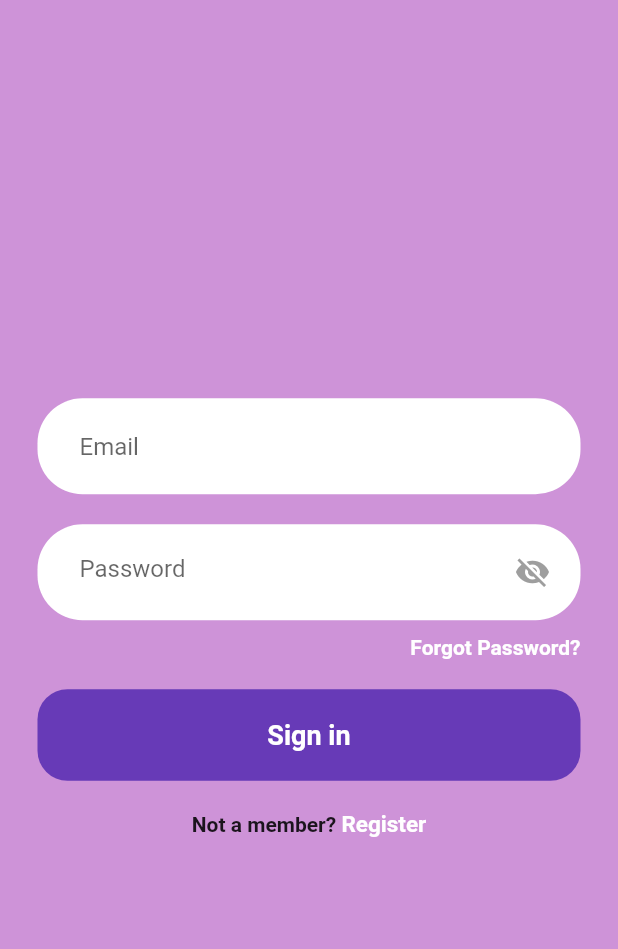
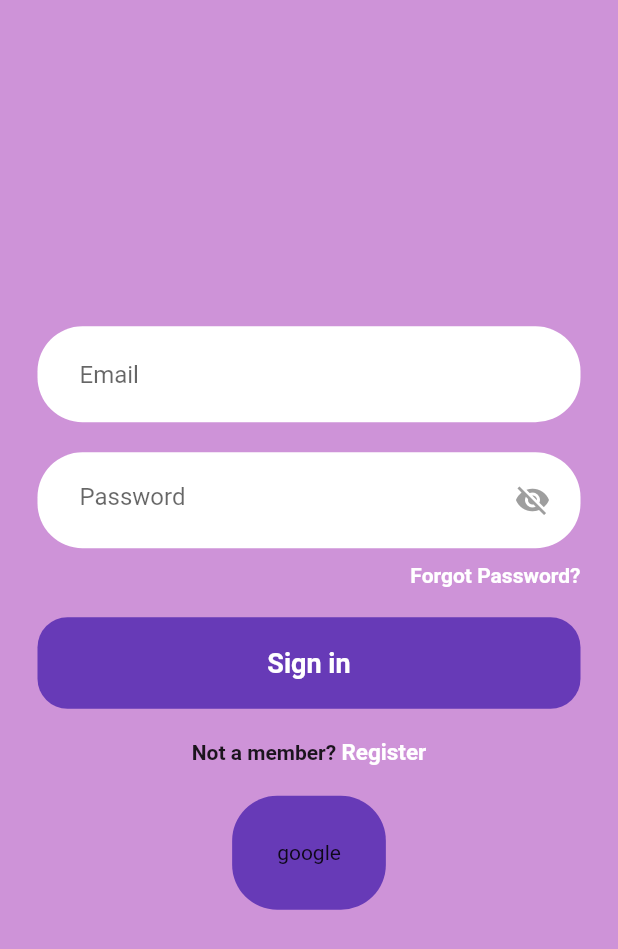
Before and after one commit to KhusseinGashimov/project1, a Flutter app: the LoginPage screen opened directly with empty values, on a phone screen of 412 x 824 dp. Shown: the top 949 px of the screen. Run offline on Flutter 3.47's test engine with Material 2 defaults, Android fonts, the phone set to English and light mode, and no system bars; our stand-ins replace firebase_auth, firebase_core, google_sign_in, gradient_widgets; accounts and stored records are empty.

Commit message:
google auth

```diff
--- a/lib/pages/login_page.dart
+++ b/lib/pages/login_page.dart
@@ -1,6 +1,8 @@
 import 'package:firebase_auth/firebase_auth.dart';
 import 'package:flutter/material.dart';
+import 'package:google_sign_in/google_sign_in.dart';
 import 'package:project1/pages/forgot_password_page.dart';
+import 'package:project1/pages/google_sign_in.dart';
 
 class LoginPage extends StatefulWidget {
   final VoidCallback showRegisterPage;
@@ -166,6 +168,22 @@ class _LoginPageState extends State<LoginPage> {
                       ),
                     ],
                   ),
+                ),
+                SizedBox(height: 20,),
+                GestureDetector(
+                  onTap:(){
+                    AuthService().signInWithGoogle();
+                  },
+                  child: Container(
+                    padding: const EdgeInsets.all(30),
+                    decoration: BoxDecoration(
+                      color: Colors.deepPurple,
+                      borderRadius: BorderRadius.circular(30)
+                    ),
+                    child: const Text(
+                      'google'
+                    ),
+                  ),
                 )
               ],
             ),
--- a/pubspec.yaml
+++ b/pubspec.yaml
@@ -40,6 +40,8 @@ dependencies:
   cloud_firestore: ^4.5.2
   firebase_core: ^2.10.0
   gradient_widgets: ^0.6.0
+  google_sign_in: ^6.1.0
+  provider: ^6.0.5
 
 
 dev_dependencies:
```
Also changed, not shown: lib/pages/google_sign_in.dart (added, +39 -0 lines), pubspec.lock, 2 other files.
